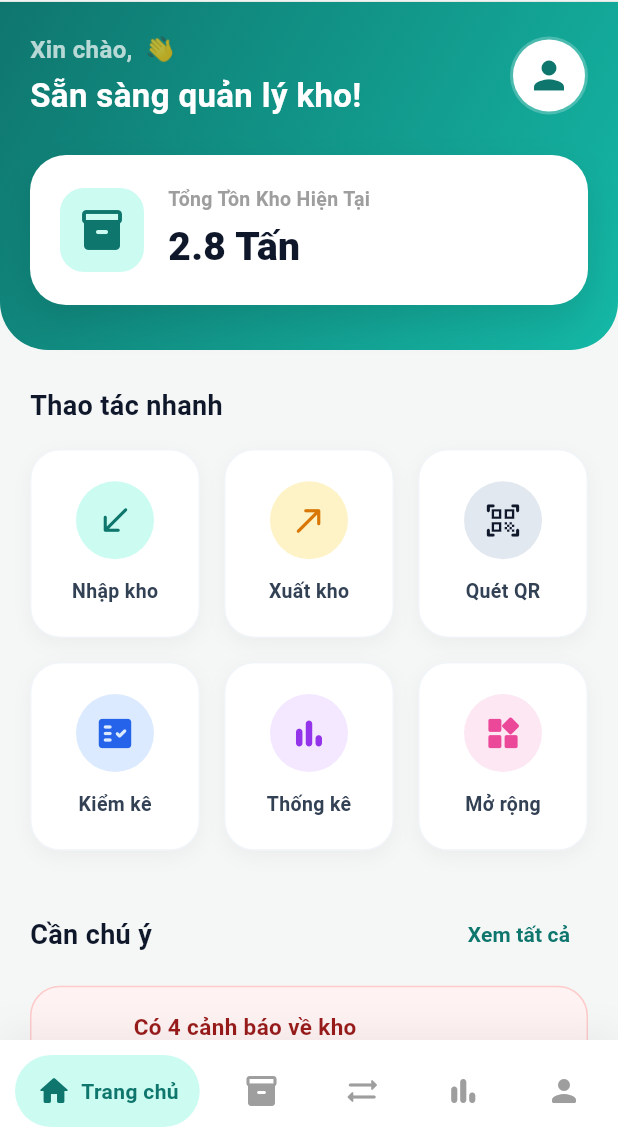
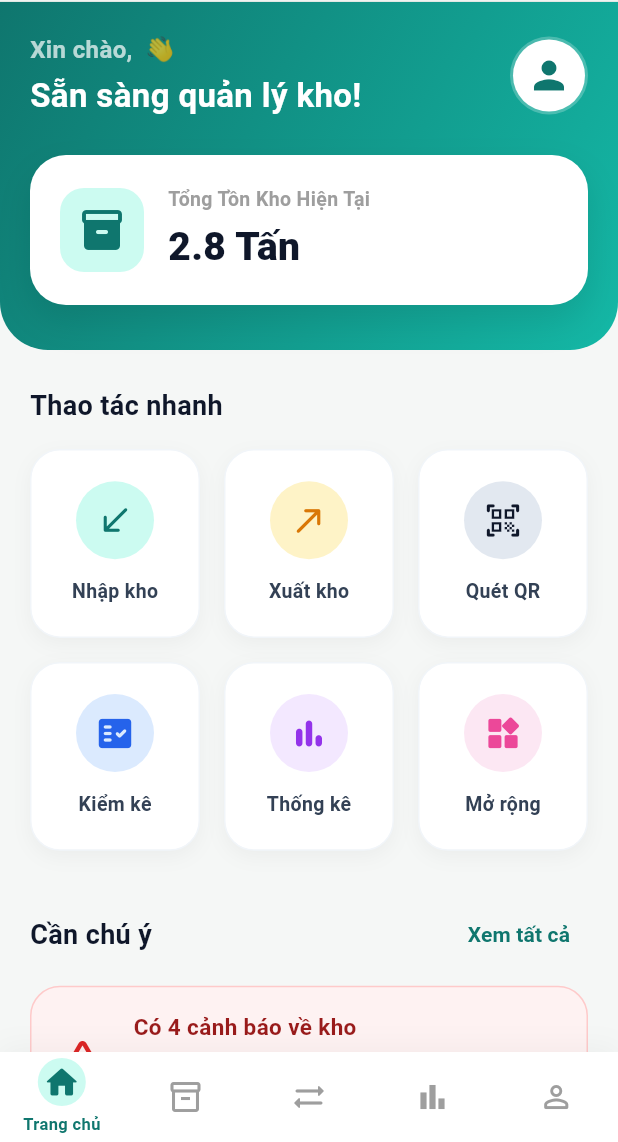
Before and after one commit to duongtruong251125-ship-it/smart-rice-warehouse, a Flutter app: the MainScreen screen opened by its route, item 3 of the bottom bar chosen, on a phone screen of 412 x 824 dp, the part 94-1236 px from its top. Run offline on Flutter 3.47's test engine with Material 3 defaults, Android fonts, the phone set to English and light mode, and no system bars; drawn by our look-alikes of flutter_animate, google_nav_bar, toastification; our stand-ins replace fl_chart, image_picker, pdf, printing, qr_flutter, shared_preferences and 3 more; missing offline and left inert: google_mlkit_text_recognition, mobile_scanner, syncfusion_flutter_xlsio; accounts and stored records are empty.

Commit message:
Change nav bar to Material 3 Circular Indicator

```diff
--- a/lib/screens/home/main_screen.dart
+++ b/lib/screens/home/main_screen.dart
@@ -1,5 +1,4 @@
 import 'package:flutter/material.dart';
-import 'package:google_nav_bar/google_nav_bar.dart';
 import 'package:provider/provider.dart';
 import 'package:smart_rice_warehouse/core/routes/app_routes.dart';
 import 'package:smart_rice_warehouse/core/theme/app_theme.dart';
@@ -193,35 +192,42 @@ class _MainScreenState extends State<MainScreen> {
           color: Colors.white,
           boxShadow: [
             BoxShadow(
-              blurRadius: 20,
-              color: Colors.black.withValues(alpha: 0.05),
-              offset: const Offset(0, -5),
+              blurRadius: 15,
+              color: Colors.black.withValues(alpha: 0.04),
+              offset: const Offset(0, -3),
             )
           ],
         ),
-        child: SafeArea(
-          child: Padding(
-            padding: const EdgeInsets.symmetric(horizontal: 10.0, vertical: 10),
-            child: GNav(
-              rippleColor: Colors.grey[200]!,
-              hoverColor: Colors.grey[100]!,
-              gap: 6,
-              activeColor: const Color(0xFF0F766E),
-              iconSize: 24,
-              padding: const EdgeInsets.symmetric(horizontal: 14, vertical: 12),
-              duration: const Duration(milliseconds: 400),
-              tabBackgroundColor: const Color(0xFFCCFBF1),
-              color: Colors.grey[500]!,
-              tabs: const [
-                GButton(icon: Icons.home_rounded, text: 'Trang chủ'),
-                GButton(icon: Icons.inventory_2_rounded, text: 'Kho hàng'),
-                GButton(icon: Icons.sync_alt_rounded, text: 'Giao dịch'),
-                GButton(icon: Icons.bar_chart_rounded, text: 'Báo cáo'),
-                GButton(icon: Icons.person_rounded, text: 'Tài khoản'),
-              ],
-              selectedIndex: _selectedIndex,
-              onTabChange: (index) => setState(() => _selectedIndex = index),
-            ),
+        child: NavigationBarTheme(
+          data: NavigationBarThemeData(
+            backgroundColor: Colors.white,
+            indicatorColor: const Color(0xFFCCFBF1), // AppTheme.primaryLight
+            indicatorShape: const CircleBorder(),
+            labelBehavior: NavigationDestinationLabelBehavior.onlyShowSelected,
+            labelTextStyle: WidgetStateProperty.resolveWith((states) {
+              if (states.contains(WidgetState.selected)) {
+                return const TextStyle(fontSize: 11, fontWeight: FontWeight.bold, color: Color(0xFF0F766E));
+              }
+              return const TextStyle(fontSize: 11, fontWeight: FontWeight.w500, color: Colors.grey);
+            }),
+            iconTheme: WidgetStateProperty.resolveWith((states) {
+              if (states.contains(WidgetState.selected)) {
+                return const IconThemeData(color: Color(0xFF0F766E), size: 26);
+              }
+              return const IconThemeData(color: Colors.grey, size: 24);
+            }),
+          ),
+          child: NavigationBar(
+            height: 60,
+            selectedIndex: _selectedIndex,
+            onDestinationSelected: (index) => setState(() => _selectedIndex = index),
+            destinations: const [
+              NavigationDestination(icon: Icon(Icons.home_outlined), selectedIcon: Icon(Icons.home_rounded), label: 'Trang chủ'),
+              NavigationDestination(icon: Icon(Icons.inventory_2_outlined), selectedIcon: Icon(Icons.inventory_2_rounded), label: 'Kho hàng'),
+              NavigationDestination(icon: Icon(Icons.sync_alt_rounded), selectedIcon: Icon(Icons.sync_alt_rounded), label: 'Giao dịch'),
+              NavigationDestination(icon: Icon(Icons.bar_chart_outlined), selectedIcon: Icon(Icons.bar_chart_rounded), label: 'Báo cáo'),
+              NavigationDestination(icon: Icon(Icons.person_outline_rounded), selectedIcon: Icon(Icons.person_rounded), label: 'Tài khoản'),
+            ],
           ),
         ),
       ),
--- a/pubspec.yaml
+++ b/pubspec.yaml
@@ -44,7 +44,6 @@ dependencies:
   freezed_annotation: ^3.1.0
   google_fonts: ^9.0.0
   google_mlkit_text_recognition: ^0.17.1
-  google_nav_bar: ^5.0.7
   image_picker: ^1.2.4
   intl: ^0.20.3
   json_annotation: ^4.12.0
```
Also changed, not shown: pubspec.lock.
